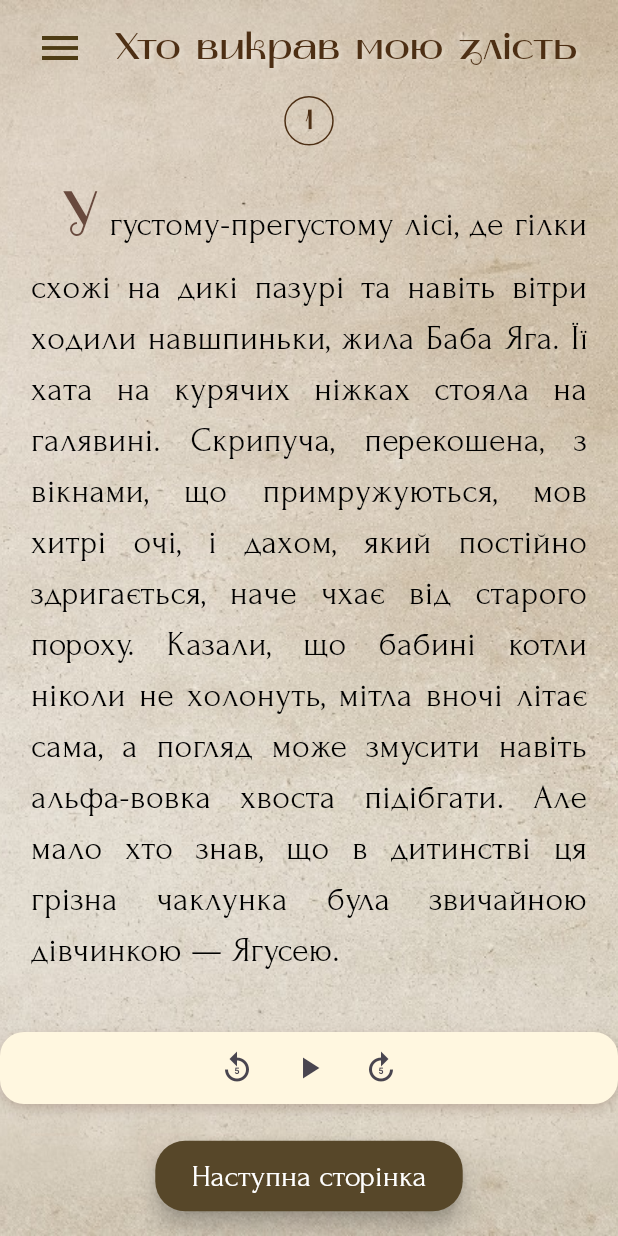
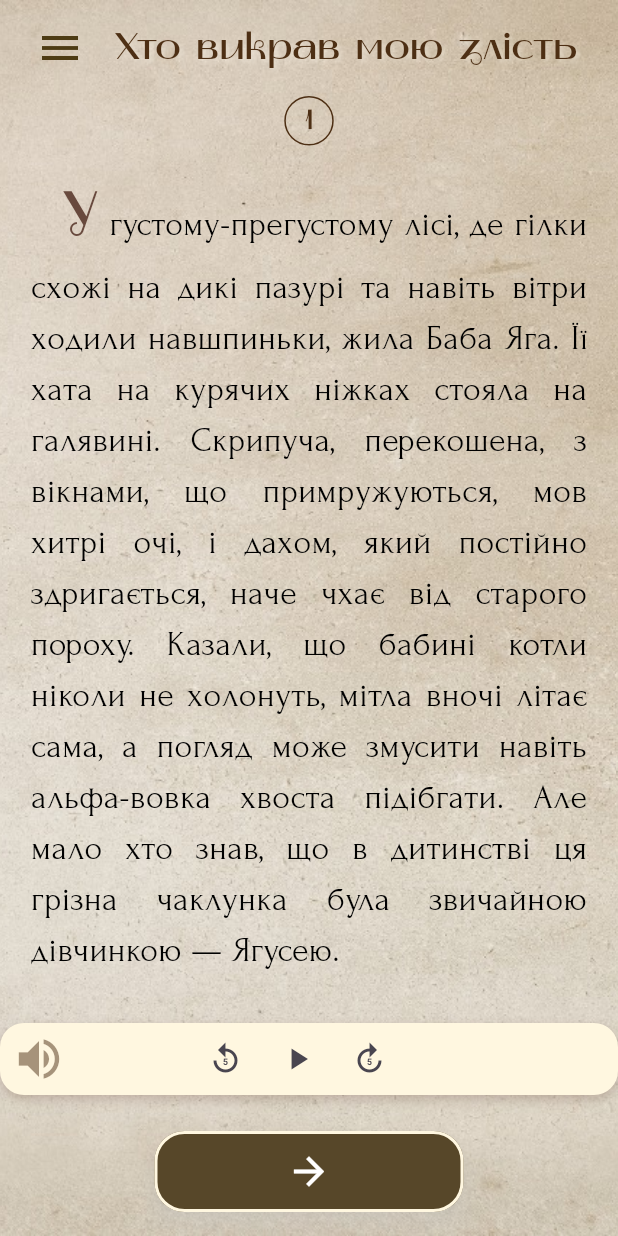
Before and after one commit to SergiyKlymenko/yaga_storybook_app, a Flutter app: the BookPageScreen screen opened directly, after a tap on the "menu" icon, after a tap on "Українська", on a phone screen of 412 x 824 dp. Run offline on Flutter 3.47's test engine with Material 3 defaults, Android fonts, the phone set to English and light mode, and no system bars; our stand-ins replace flutter_dotenv, flutter_svg, just_audio, lucide_icons, share_plus; missing offline and left inert: dart:ffi; generated files the repository leaves out were written again.

Commit message:
reading screen  design + orientation whole app

```diff
--- a/lib/main.dart
+++ b/lib/main.dart
@@ -8,9 +8,17 @@ import 'screens/coloring_screen.dart';
 import 'screens/faq_screen.dart';
 import 'screens/home_screen.dart';
 import 'package:flutter_dotenv/flutter_dotenv.dart';
+import 'package:flutter/material.dart';
+import 'package:flutter/services.dart';
 
 Future<void> main() async {
   await dotenv.load(fileName: ".env");
+
+  SystemChrome.setPreferredOrientations([
+    DeviceOrientation.portraitUp, // Звичайний портрет
+    DeviceOrientation.portraitDown, // Перевернутий портрет
+  ]);
+
   runApp(
     ChangeNotifierProvider(
       create: (_) => LocaleProvider(),
@@ -26,6 +34,20 @@ class YagaStorybookApp extends StatelessWidget {
   Widget build(BuildContext context) {
     final provider = Provider.of<LocaleProvider>(context);
     return MaterialApp(
+      theme: ThemeData(
+        primaryColor: Colors.brown, // Ваш основний колір
+        textTheme: TextTheme(
+          bodyText1: TextStyle(
+              color:
+                  Colors.black), // Встановлює чорний колір для основного тексту
+          bodyText2: TextStyle(
+              color: Colors.black), // Встановлює чорний для другого типу тексту
+        ),
+        buttonTheme: ButtonThemeData(
+          buttonColor: Colors.black, // Колір кнопок
+        ),
+        // Ви можете додати інші стилі для інших елементів тут
+      ),
       debugShowCheckedModeBanner: false,
       locale: provider.locale,
       supportedLocales: L10n.all,
--- a/lib/screens/book_page_screen.dart
+++ b/lib/screens/book_page_screen.dart
@@ -62,6 +62,7 @@ class _BookPageScreenState extends State<BookPageScreen> {
           SafeArea(
             child: Column(
               children: [
+                if (!isIllustrationPage) ...[
                   Padding(
                     padding:
                         const EdgeInsets.symmetric(horizontal: 16, vertical: 8),
@@ -69,20 +70,14 @@ class _BookPageScreenState extends State<BookPageScreen> {
                       children: [
                         Builder(
                           builder: (context) => Container(
-                          /* decoration: BoxDecoration(
-                            border: Border.all(
-                              color: Color.fromARGB(255, 77, 47, 20),
-                              width: 1,
-                            ),
-                            // shape: BoxShape.rectangle,
-                          ), */
                             child: IconButton(
                               icon: const Icon(
                                 Icons.menu,
                                 color: Color.fromARGB(255, 77, 59, 20),
                                 size: 32,
                               ),
-                            onPressed: () => Scaffold.of(context).openDrawer(),
+                              onPressed: () =>
+                                  Scaffold.of(context).openDrawer(),
                             ),
                           ),
                         ),
@@ -105,22 +100,13 @@ class _BookPageScreenState extends State<BookPageScreen> {
                       ],
                     ),
                   ),
-                Expanded(
-                  child: SingleChildScrollView(
-                    padding: EdgeInsets.only(
-                        left: width * 0.05, right: width * 0.05),
-                    child: Column(
-                      crossAxisAlignment: CrossAxisAlignment.stretch,
-                      children: [
                   Container(
                     width: width * 0.08,
                     height: width * 0.08,
                     decoration: BoxDecoration(
                       shape: BoxShape.circle,
-                            //color: Colors.amber[100],
                       border: Border.all(
-                                color: Color.fromARGB(255, 77, 47, 20),
-                                width: 1),
+                          color: Color.fromARGB(255, 77, 47, 20), width: 1),
                     ),
                     alignment: Alignment.center,
                     child: Text(
@@ -134,6 +120,50 @@ class _BookPageScreenState extends State<BookPageScreen> {
                     ),
                   ),
                   const SizedBox(height: 16),
+                ] else ...[
+                  // Якщо фон картинка, відображаємо меню як кнопка з рисочками
+                  Padding(
+                    padding:
+                        const EdgeInsets.symmetric(horizontal: 16, vertical: 8),
+                    child: Row(
+                      children: [
+                        Container(
+                          decoration: BoxDecoration(
+                            color:
+                                Color.fromARGB(255, 87, 71, 41), // колір фону
+                            borderRadius: BorderRadius.circular(16),
+                            border: Border.all(
+                              color: const Color.fromARGB(
+                                  255, 255, 247, 224), // обводка
+                              width: 1,
+                            ),
+                          ),
+                          child: Builder(
+                            builder: (BuildContext context) {
+                              return IconButton(
+                                icon: const Icon(
+                                  Icons.menu, // заміни на іконку трьох рисочок
+                                  color: Colors.white,
+                                  size: 32,
+                                ),
+                                onPressed: () =>
+                                    Scaffold.of(context).openDrawer(),
+                              );
+                            },
+                          ),
+                        ),
+                      ],
+                    ),
+                  ),
+                ],
+                if (!isIllustrationPage) ...[
+                  Expanded(
+                    child: SingleChildScrollView(
+                      padding: EdgeInsets.only(
+                          left: width * 0.05, right: width * 0.05),
+                      child: Column(
+                        crossAxisAlignment: CrossAxisAlignment.stretch,
+                        children: [
                           ...paragraphs.map((p) {
                             if (p.trim().isEmpty) return SizedBox.shrink();
                             final firstLetter = p.trim().substring(0, 1);
@@ -175,6 +205,9 @@ class _BookPageScreenState extends State<BookPageScreen> {
                       ),
                     ),
                   ),
+                ] else ...[
+                  SizedBox(height: height * 0.755),
+                ],
                 if (!isIllustrationPage)
                   Padding(
                     padding: const EdgeInsets.symmetric(vertical: 8),
@@ -191,7 +224,20 @@ class _BookPageScreenState extends State<BookPageScreen> {
                         ],
                       ),
                       padding: const EdgeInsets.symmetric(horizontal: 8),
-                      child: AudioControls(audioAssetPath: audioPath),
+                      child: Row(
+                        children: [
+                          Icon(
+                            Icons.volume_up,
+                            size: 36,
+                            color: Color.fromARGB(
+                                128, 77, 47, 20), // Напівпрозорий
+                          ),
+                          SizedBox(
+                              width: width *
+                                  0.20), // Проміжок між іконкою та контролем
+                          AudioControls(audioAssetPath: audioPath),
+                        ],
+                      ),
                     ),
                   ),
                 const SizedBox(height: 16),
@@ -203,26 +249,58 @@ class _BookPageScreenState extends State<BookPageScreen> {
                           : MainAxisAlignment.spaceBetween,
                       children: [
                         if (widget.pageNumber > 1)
-                          Padding(
-                            padding: const EdgeInsets.symmetric(horizontal: 16),
-                            child: ElevatedButton(
-                              style: _navButtonStyle(width),
-                              onPressed: () =>
-                                  _navigateToPage(widget.pageNumber - 1),
-                              child: Text(loc.previousPage),
-                            ),
-                          ),
-                        Padding(
-                          padding: const EdgeInsets.symmetric(horizontal: 16),
+                          Expanded(
+                            child: Padding(
+                              padding:
+                                  const EdgeInsets.symmetric(horizontal: 16),
                               child: ElevatedButton(
                                 style: _navButtonStyle(width).copyWith(
                                   backgroundColor: MaterialStateProperty.all(
                                       Color.fromARGB(255, 87, 71, 41)),
                                   elevation: MaterialStateProperty.all(6),
+                                  side: MaterialStateProperty.all(BorderSide(
+                                    color: const Color.fromARGB(
+                                        255, 255, 247, 224), // біла обводка
+                                    width: 2, // товщина обводки
+                                  )),
+                                  shadowColor: MaterialStateProperty.all(Colors
+                                      .white
+                                      .withOpacity(0.5)), // біла тінь
+                                ),
+                                onPressed: () =>
+                                    _navigateToPage(widget.pageNumber - 1),
+                                child: Icon(
+                                  Icons.arrow_back,
+                                  size: 30,
+                                ),
+                              ),
+                            ),
+                          ),
+                        Expanded(
+                          child: Padding(
+                            padding: widget.pageNumber == 1
+                                ? EdgeInsets.symmetric(horizontal: width * 0.25)
+                                : EdgeInsets.symmetric(horizontal: 16),
+                            child: ElevatedButton(
+                              style: _navButtonStyle(width).copyWith(
+                                backgroundColor: MaterialStateProperty.all(
+                                    Color.fromARGB(255, 87, 71, 41)),
+                                elevation: MaterialStateProperty.all(6),
+                                side: MaterialStateProperty.all(BorderSide(
+                                  color:
+                                      const Color.fromARGB(255, 255, 247, 224),
+                                  width: 2, // товщина обводки
+                                )),
+                                shadowColor: MaterialStateProperty.all(
+                                    Colors.white.withOpacity(0.5)), // біла тінь
                               ),
                               onPressed: () =>
                                   _navigateToPage(widget.pageNumber + 1),
-                            child: Text(loc.nextPage),
+                              child: Icon(
+                                Icons.arrow_forward,
+                                size: 30,
+                              ),
+                            ),
                           ),
                         ),
                       ],
@@ -249,7 +327,6 @@ class _BookPageScreenState extends State<BookPageScreen> {
 
   ButtonStyle _navButtonStyle(double width) {
     return ElevatedButton.styleFrom(
-      //backgroundColor: Colors.deepPurple,
       foregroundColor: Colors.white,
       padding: const EdgeInsets.symmetric(horizontal: 24, vertical: 12),
       textStyle: TextStyle(
```
Lines whose indentation alone changed are shown as unchanged.
